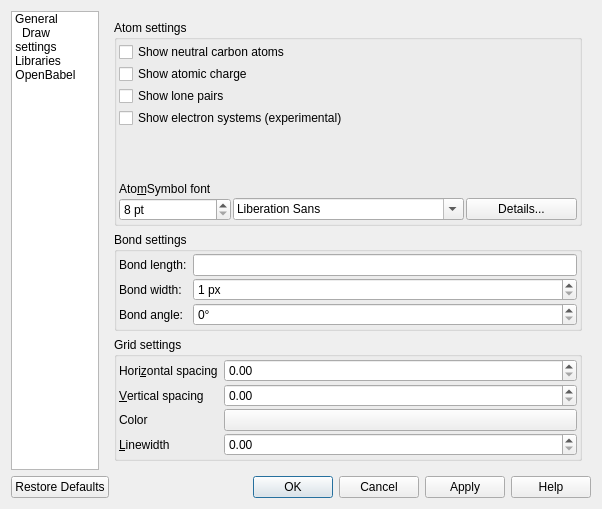
Old version of the form molsketch/settingsdialog.ui in the repository timvdm/Molsketch.
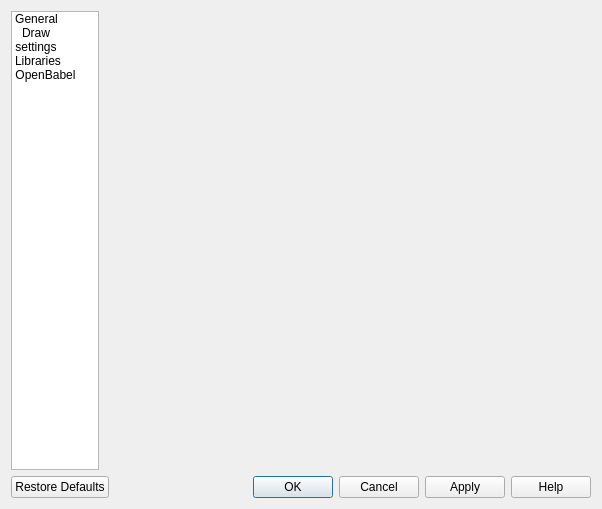
New version of the form. The open tabs and pages were chosen to show the change. Icons and pictures are not drawn. Custom widgets are drawn as their Qt base class.

Commit message: Use scene properties widget in main settings dialog

The edit to the form file:
```diff
--- a/molsketch/settingsdialog.ui
+++ b/molsketch/settingsdialog.ui
@@ -251,343 +251,7 @@
           </widget>
          </widget>
          <widget class="QWidget" name="drawingPage">
-          <layout class="QHBoxLayout" name="horizontalLayout_2">
-           <item>
-            <layout class="QVBoxLayout" name="atomLayout">
-             <item>
-              <widget class="QGroupBox" name="groupBoxAtom">
-               <property name="sizePolicy">
-                <sizepolicy hsizetype="Expanding" vsizetype="Preferred">
-                 <horstretch>0</horstretch>
-                 <verstretch>0</verstretch>
-                </sizepolicy>
-               </property>
-               <property name="title">
-                <string>Atom settings</string>
-               </property>
-               <property name="checkable">
-                <bool>false</bool>
-               </property>
-               <layout class="QGridLayout">
-                <property name="leftMargin">
-                 <number>2</number>
-                </property>
-                <property name="topMargin">
-                 <number>2</number>
-                </property>
-                <property name="rightMargin">
-                 <number>2</number>
-                </property>
-                <property name="bottomMargin">
-                 <number>2</number>
-                </property>
-                <property name="spacing">
-                 <number>2</number>
-                </property>
-                <item row="3" column="0">
-                 <widget class="QCheckBox" name="checkBoxShowES">
-                  <property name="text">
-                   <string>Show electron systems (experimental)</string>
-                  </property>
-                 </widget>
-                </item>
-                <item row="6" column="0">
-                 <layout class="QHBoxLayout" name="atomFontLayout">
-                  <item>
-                   <widget class="QDoubleSpinBox" name="doubleSpinBoxFontSize">
-                    <property name="buttonSymbols">
-                     <enum>QAbstractSpinBox::UpDownArrows</enum>
-                    </property>
-                    <property name="accelerated">
-                     <bool>true</bool>
-                    </property>
-                    <property name="correctionMode">
-                     <enum>QAbstractSpinBox::CorrectToNearestValue</enum>
-                    </property>
-                    <property name="suffix">
-                     <string> pt</string>
-                    </property>
-                    <property name="decimals">
-                     <number>0</number>
-                    </property>
-                    <property name="minimum">
-                     <double>8.000000000000000</double>
-                    </property>
-                    <property name="maximum">
-                     <double>120.000000000000000</double>
-                    </property>
-                   </widget>
-                  </item>
-                  <item>
-                   <widget class="QFontComboBox" name="fontComboBox"/>
-                  </item>
-                  <item>
-                   <widget class="QPushButton" name="pushButtonFont">
-                    <property name="text">
-                     <string>Details...</string>
-                    </property>
-                   </widget>
-                  </item>
-                 </layout>
-                </item>
-                <item row="0" column="0">
-                 <widget class="QCheckBox" name="checkBoxShowCarbon">
-                  <property name="text">
-                   <string>Show neutral carbon atoms</string>
-                  </property>
-                 </widget>
-                </item>
-                <item row="2" column="0">
-                 <widget class="QCheckBox" name="checkBoxShowLP">
-                  <property name="text">
-                   <string>Show lone pairs</string>
-                  </property>
-                 </widget>
-                </item>
-                <item row="5" column="0">
-                 <widget class="QLabel" name="labelAtomSymbolFont">
-                  <property name="text">
-                   <string>Ato&amp;mSymbol font</string>
-                  </property>
-                  <property name="buddy">
-                   <cstring>pushButtonFont</cstring>
-                  </property>
-                 </widget>
-                </item>
-                <item row="4" column="0">
-                 <spacer name="atomSpacer">
-                  <property name="orientation">
-                   <enum>Qt::Vertical</enum>
-                  </property>
-                  <property name="sizeType">
-                   <enum>QSizePolicy::Expanding</enum>
-                  </property>
-                  <property name="sizeHint" stdset="0">
-                   <size>
-                    <width>20</width>
-                    <height>20</height>
-                   </size>
-                  </property>
-                 </spacer>
-                </item>
-                <item row="1" column="0">
-                 <widget class="QCheckBox" name="checkBoxShowValency">
-                  <property name="sizePolicy">
-                   <sizepolicy hsizetype="Preferred" vsizetype="Fixed">
-                    <horstretch>0</horstretch>
-                    <verstretch>0</verstretch>
-                   </sizepolicy>
-                  </property>
-                  <property name="text">
-                   <string>Show atomic charge</string>
-                  </property>
-                 </widget>
-                </item>
-               </layout>
-              </widget>
-             </item>
-             <item>
-              <widget class="QGroupBox" name="groupBoxBond">
-               <property name="sizePolicy">
-                <sizepolicy hsizetype="Preferred" vsizetype="Preferred">
-                 <horstretch>0</horstretch>
-                 <verstretch>0</verstretch>
-                </sizepolicy>
-               </property>
-               <property name="title">
-                <string>Bond settings</string>
-               </property>
-               <layout class="QFormLayout" name="formLayout">
-                <property name="horizontalSpacing">
-                 <number>6</number>
-                </property>
-                <property name="verticalSpacing">
-                 <number>2</number>
-                </property>
-                <property name="leftMargin">
-                 <number>2</number>
-                </property>
-                <property name="topMargin">
-                 <number>2</number>
-                </property>
-                <property name="rightMargin">
-                 <number>2</number>
-                </property>
-                <property name="bottomMargin">
-                 <number>2</number>
-                </property>
-                <item row="0" column="0">
-                 <widget class="QLabel" name="labelBondLength">
-                  <property name="text">
-                   <string>Bond length:</string>
-                  </property>
-                  <property name="buddy">
-                   <cstring>lineEditBondLength</cstring>
-                  </property>
-                 </widget>
-                </item>
-                <item row="0" column="1">
-                 <widget class="QLineEdit" name="lineEditBondLength"/>
-                </item>
-                <item row="1" column="0">
-                 <widget class="QLabel" name="labelBondWidth">
-                  <property name="text">
-                   <string>Bond width:</string>
-                  </property>
-                  <property name="buddy">
-                   <cstring>doubleSpinBoxBondWidth</cstring>
-                  </property>
-                 </widget>
-                </item>
-                <item row="1" column="1">
-                 <widget class="QDoubleSpinBox" name="doubleSpinBoxBondWidth">
-                  <property name="suffix">
-                   <string> px</string>
-                  </property>
-                  <property name="decimals">
-                   <number>0</number>
-                  </property>
-                  <property name="minimum">
-                   <double>1.000000000000000</double>
-                  </property>
-                  <property name="maximum">
-                   <double>100.000000000000000</double>
-                  </property>
-                  <property name="singleStep">
-                   <double>1.000000000000000</double>
-                  </property>
-                  <property name="value">
-                   <double>1.000000000000000</double>
-                  </property>
-                 </widget>
-                </item>
-                <item row="2" column="1">
-                 <widget class="QSpinBox" name="spinBoxBondAngle">
-                  <property name="suffix">
-                   <string>°</string>
-                  </property>
-                  <property name="minimum">
-                   <number>0</number>
-                  </property>
-                  <property name="maximum">
-                   <number>99</number>
-                  </property>
-                  <property name="singleStep">
-                   <number>1</number>
-                  </property>
-                  <property name="value">
-                   <number>0</number>
-                  </property>
-                 </widget>
-                </item>
-                <item row="2" column="0">
-                 <widget class="QLabel" name="labelBondAngle">
-                  <property name="text">
-                   <string>Bond angle:</string>
-                  </property>
-                  <property name="buddy">
-                   <cstring>spinBoxBondAngle</cstring>
-                  </property>
-                 </widget>
-                </item>
-               </layout>
-              </widget>
-             </item>
-             <item>
-              <widget class="QGroupBox" name="groupBoxScene">
-               <property name="title">
-                <string>Grid settings</string>
-               </property>
-               <layout class="QFormLayout" name="formLayout_2">
-                <property name="verticalSpacing">
-                 <number>2</number>
-                </property>
-                <property name="leftMargin">
-                 <number>2</number>
-                </property>
-                <property name="topMargin">
-                 <number>2</number>
-                </property>
-                <property name="rightMargin">
-                 <number>2</number>
-                </property>
-                <property name="bottomMargin">
-                 <number>2</number>
-                </property>
-                <item row="0" column="0">
-                 <widget class="QLabel" name="labelGridHorizontalSpacing">
-                  <property name="text">
-                   <string>Hori&amp;zontal spacing</string>
-                  </property>
-                  <property name="buddy">
-                   <cstring>gridHorizontalSpacing</cstring>
-                  </property>
-                 </widget>
-                </item>
-                <item row="1" column="0">
-                 <widget class="QLabel" name="labelGridVerticalSpacing">
-                  <property name="text">
-                   <string>&amp;Vertical spacing</string>
-                  </property>
-                  <property name="buddy">
-                   <cstring>gridVerticalSpacing</cstring>
-                  </property>
-                 </widget>
-                </item>
-                <item row="0" column="1">
-                 <widget class="QDoubleSpinBox" name="gridHorizontalSpacing">
-                  <property name="maximum">
-                   <double>100.000000000000000</double>
-                  </property>
-                 </widget>
-                </item>
-                <item row="1" column="1">
-                 <widget class="QDoubleSpinBox" name="gridVerticalSpacing">
-                  <property name="maximum">
-                   <double>100.000000000000000</double>
-                  </property>
-                 </widget>
-                </item>
-                <item row="2" column="0">
-                 <widget class="QLabel" name="labelGridColor">
-                  <property name="text">
-                   <string>Color</string>
-                  </property>
-                  <property name="buddy">
-                   <cstring>gridLineColor</cstring>
-                  </property>
-                 </widget>
-                </item>
-                <item row="3" column="0">
-                 <widget class="QLabel" name="labelGridLinewidth">
-                  <property name="text">
-                   <string>&amp;Linewidth</string>
-                  </property>
-                  <property name="buddy">
-                   <cstring>gridLinewidth</cstring>
-                  </property>
-                 </widget>
-                </item>
-                <item row="3" column="1">
-                 <widget class="QDoubleSpinBox" name="gridLinewidth">
-                  <property name="maximum">
-                   <double>5.000000000000000</double>
-                  </property>
-                 </widget>
-                </item>
-                <item row="2" column="1">
-                 <widget class="Molsketch::ColorButton" name="gridLineColor">
-                  <property name="text">
-                   <string/>
-                  </property>
-                 </widget>
-                </item>
-               </layout>
-              </widget>
-             </item>
-            </layout>
-           </item>
-          </layout>
+          <layout class="QHBoxLayout" name="horizontalLayout_2"/>
          </widget>
          <widget class="QWidget" name="librariesPage">
           <widget class="QGroupBox" name="groupBoxLibraries">
@@ -781,13 +445,6 @@
    </item>
   </layout>
  </widget>
- <customwidgets>
-  <customwidget>
-   <class>Molsketch::ColorButton</class>
-   <extends>QPushButton</extends>
-   <header>colorbutton.h</header>
-  </customwidget>
- </customwidgets>
  <tabstops>
   <tabstop>listWidget</tabstop>
   <tabstop>comboBoxFileType</tabstop>
```
Left out of the diff: 14 changed lines with no effect on the pictures. The commit also changes 9 other files.
